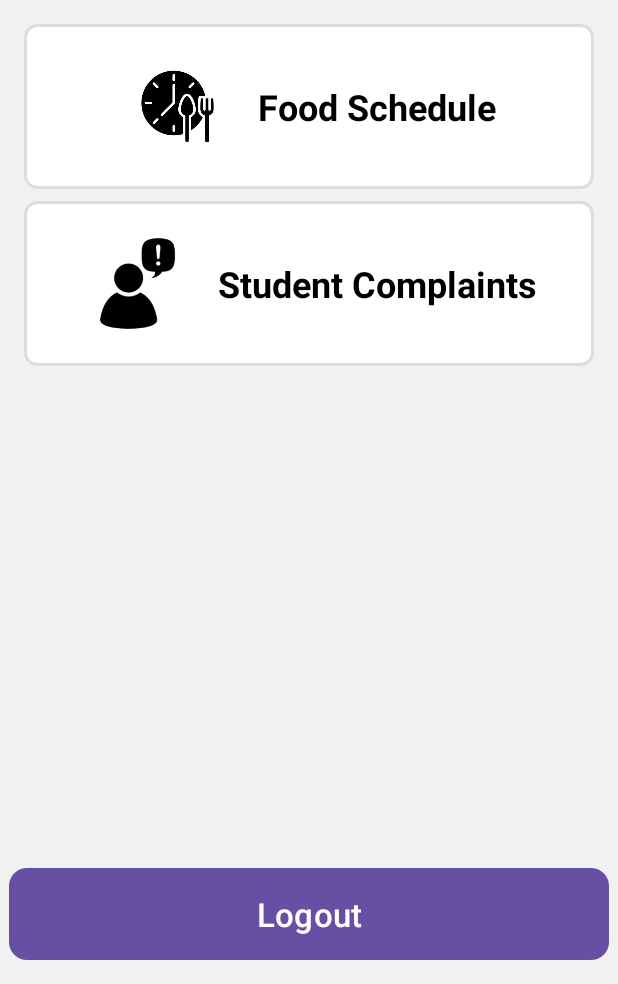
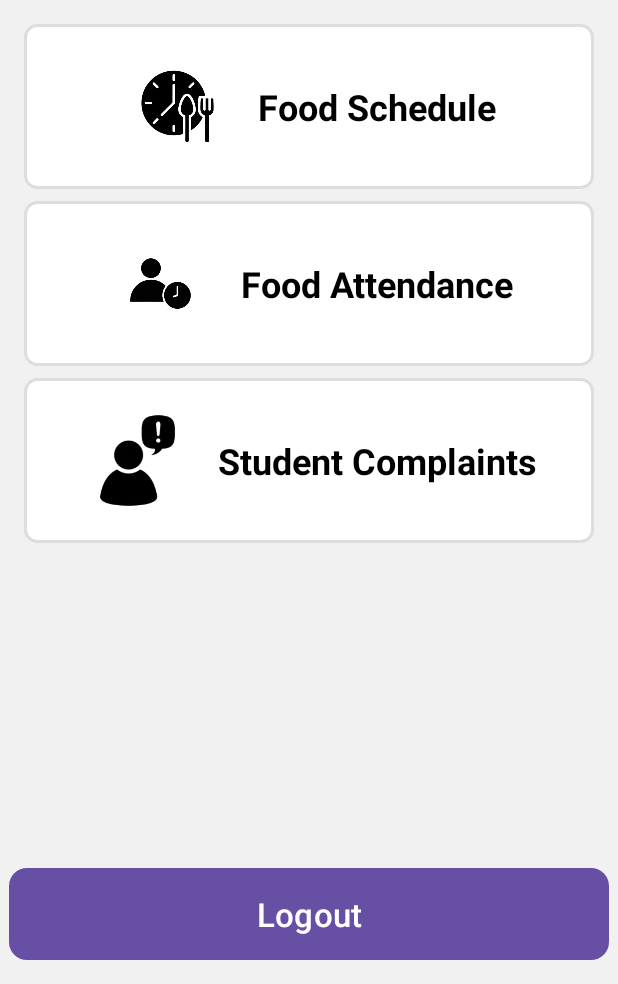
Before and after one commit to itsme3030/Hostel-Management-App, an Android app: the Foodstaffhomeactivity screen opened directly, with no data from a screen before it, on a phone screen of 412 x 824 dp, the part 252-1236 px from its top. Run offline under Robolectric (Android 15) with nearby library versions, the light colour scheme and no system bars.

Commit message:
mealtime-selection activity for food-dep added

```diff
--- a/app/src/main/AndroidManifest.xml
+++ b/app/src/main/AndroidManifest.xml
@@ -12,6 +12,9 @@
         android:supportsRtl="true"
         android:theme="@style/Theme.HostelHomes"
         tools:targetApi="31">
+        <activity
+            android:name=".FoodstaffMealSelection"
+            android:exported="false" />
         <activity
             android:name=".FoodstaffFoodSchedule"
             android:exported="false" />
--- a/app/src/main/java/com/example/hostelhomes/Foodstaffhomeactivity.java
+++ b/app/src/main/java/com/example/hostelhomes/Foodstaffhomeactivity.java
@@ -17,7 +17,7 @@ import androidx.core.view.WindowInsetsCompat;
 public class Foodstaffhomeactivity extends AppCompatActivity {
     SharedPreferences sharedPreferences;
     private static final String PREFS_NAME = "LoginPrefs";
-    LinearLayout foodScheduleSection, complaintSection;
+    LinearLayout foodScheduleSection, complaintSection, foodAttendanceSection;
     @Override
     protected void onCreate(Bundle savedInstanceState) {
         super.onCreate(savedInstanceState);
@@ -26,6 +26,7 @@ public class Foodstaffhomeactivity extends AppCompatActivity {
 
         foodScheduleSection = findViewById(R.id.foodScheduleSection);
         complaintSection = findViewById(R.id.complaintSection);
+        foodAttendanceSection = findViewById(R.id.foodAttendanceSection);
 
         foodScheduleSection.setOnClickListener(new View.OnClickListener() {
             @Override
@@ -35,6 +36,13 @@ public class Foodstaffhomeactivity extends AppCompatActivity {
             }
         });
 
+        foodAttendanceSection.setOnClickListener(new View.OnClickListener() {
+            @Override
+            public void onClick(View view) {
+                Intent i1 = new Intent(Foodstaffhomeactivity.this, FoodstaffMealSelection.class);
+                startActivity(i1);
+            }
+        });
 
 
 
--- a/app/src/main/res/layout/activity_foodstaffhomeactivity.xml
+++ b/app/src/main/res/layout/activity_foodstaffhomeactivity.xml
@@ -92,6 +92,31 @@
                         android:textStyle="bold" />
                 </LinearLayout>
 
+                <!-- Food Schedule section card -->
+                <LinearLayout
+                    android:id="@+id/foodAttendanceSection"
+                    android:layout_width="match_parent"
+                    android:layout_height="110dp"
+                    android:layout_marginBottom="8dp"
+                    android:background="@drawable/section_bg"
+                    android:orientation="horizontal"
+                    android:padding="16dp"
+                    android:gravity="center">
+
+                    <ImageView
+                        android:layout_width="75dp"
+                        android:layout_height="75dp"
+                        android:src="@drawable/foodattendance"
+                        android:layout_marginEnd="16dp" />
+
+                    <TextView
+                        android:layout_width="wrap_content"
+                        android:layout_height="wrap_content"
+                        android:text="Food Attendance"
+                        android:textColor="@android:color/black"
+                        android:textSize="24sp"
+                        android:textStyle="bold" />
+                </LinearLayout>
 
                 <!-- Complaints Section -->
                 <LinearLayout
```
Also changed, not shown: app/src/main/java/com/example/hostelhomes/FoodstaffMealSelection.java (added, +60 -0 lines), app/src/main/res/layout/activity_foodstaff_meal_selection.xml (added, +35 -0 lines).
